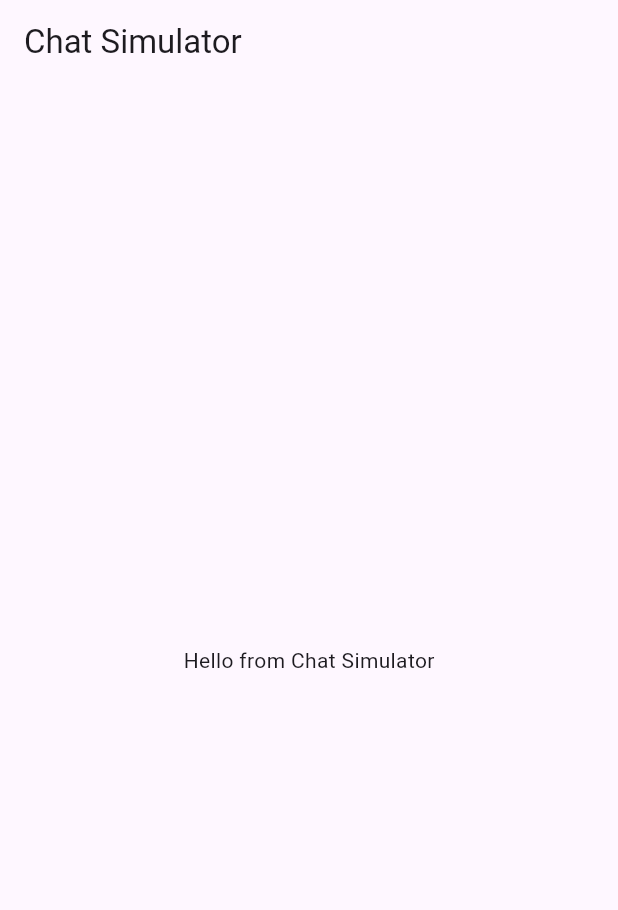
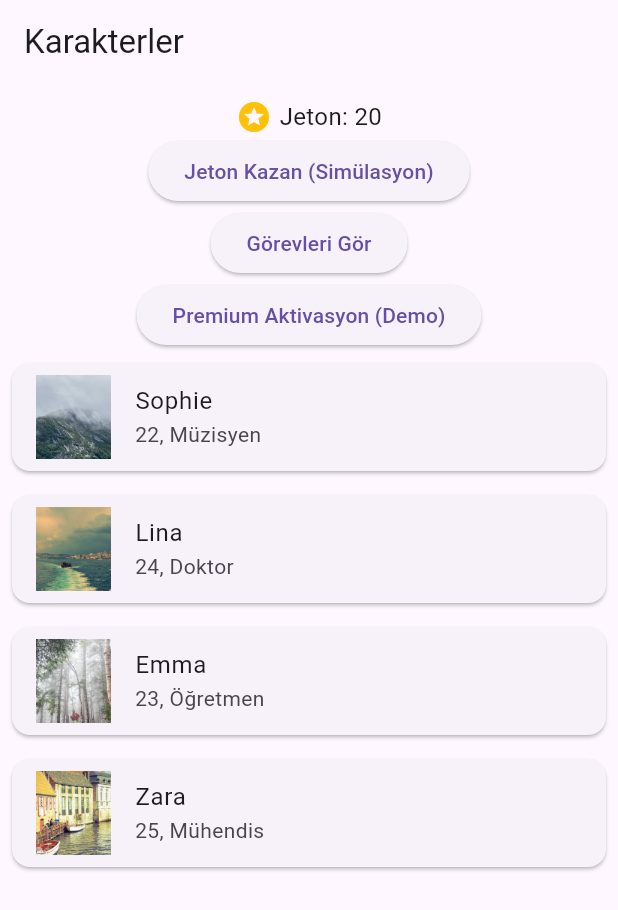
Before and after one commit to zentolga/chat_simulator, a Flutter app: the screen it shows after launch, on a phone screen of 412 x 824 dp. Shown: the top 910 px of the screen. Run offline on Flutter 3.47's test engine with Material 3 defaults, Android fonts, the phone set to English and light mode, and no system bars; our stand-ins replace shared_preferences.

Commit message:
Tüm dosyalar ve güncellemeler eklendi

```diff
--- a/lib/main.dart
+++ b/lib/main.dart
@@ -1,6 +1,9 @@
 import 'package:flutter/material.dart';
+import 'screens/home_screen.dart';
 
-void main() => runApp(const MyApp());
+void main() {
+  runApp(const MyApp());
+}
 
 class MyApp extends StatelessWidget {
   const MyApp({super.key});
@@ -9,20 +12,12 @@ class MyApp extends StatelessWidget {
   Widget build(BuildContext context) {
     return MaterialApp(
       title: 'Chat Simulator',
-      theme: ThemeData(primarySwatch: Colors.blue),
+      debugShowCheckedModeBanner: false,
+      theme: ThemeData(
+        primarySwatch: Colors.pink,
+        useMaterial3: true,
+      ),
       home: const HomeScreen(),
     );
   }
 }
-
-class HomeScreen extends StatelessWidget {
-  const HomeScreen({super.key});
-
-  @override
-  Widget build(BuildContext context) {
-    return Scaffold(
-      appBar: AppBar(title: const Text('Chat Simulator')),
-      body: const Center(child: Text('Hello from Chat Simulator')),
-    );
-  }
-}
--- /dev/null
+++ b/lib/screens/home_screen.dart
@@ -0,0 +1,88 @@
+import 'package:flutter/material.dart';
+import 'package:shared_preferences/shared_preferences.dart';
+import '../widgets/token_bar.dart';
+import 'profile_screen.dart';
+import 'task_screen.dart';
+import '../utils/premium.dart';
+
+class HomeScreen extends StatefulWidget {
+  const HomeScreen({super.key});
+
+  @override
+  State<HomeScreen> createState() => _HomeScreenState();
+}
+
+class _HomeScreenState extends State<HomeScreen> {
+  Future<void> addTokens(int amount) async {
+    final prefs = await SharedPreferences.getInstance();
+    int current = prefs.getInt('tokens') ?? 0;
+    await prefs.setInt('tokens', current + amount);
+    setState(() {});
+  }
+
+  Future<void> activatePremium() async {
+    await PremiumManager.activatePremium();
+    setState(() {});
+  }
+
+  Widget characterCard(String name, int age, String job, String school, String image) {
+    return Card(
+      margin: const EdgeInsets.all(8),
+      child: ListTile(
+        leading: Image.asset(image, width: 50, height: 70, fit: BoxFit.cover),
+        title: Text(name),
+        subtitle: Text('$age, $job'),
+        onTap: () {
+          Navigator.push(context, MaterialPageRoute(
+            builder: (_) => ProfileScreen(
+              name: name,
+              age: age,
+              job: job,
+              school: school,
+              imagePath: image,
+            ),
+          ));
+        },
+      ),
+    );
+  }
+
+  @override
+  Widget build(BuildContext context) {
+    return Scaffold(
+      appBar: AppBar(title: const Text('Karakterler')),
+      body: Column(
+        children: [
+          const SizedBox(height: 10),
+          const TokenBar(),
+          ElevatedButton(
+            onPressed: () => addTokens(10),
+            child: const Text("Jeton Kazan (Simülasyon)"),
+          ),
+          ElevatedButton(
+            onPressed: () {
+              Navigator.push(context, MaterialPageRoute(
+                builder: (_) => const TaskScreen(),
+              ));
+            },
+            child: const Text("Görevleri Gör"),
+          ),
+          ElevatedButton(
+            onPressed: () => activatePremium(),
+            child: const Text("Premium Aktivasyon (Demo)"),
+          ),
+          Expanded(
+            child: ListView(
+              children: [
+                characterCard('Sophie', 22, 'Müzisyen', 'NYU', 'assets/images/sample1.jpg'),
+                characterCard('Lina', 24, 'Doktor', 'Harvard', 'assets/images/sample2.jpg'),
+                characterCard('Emma', 23, 'Öğretmen', 'Oxford', 'assets/images/sample3.jpg'),
+                characterCard('Zara', 25, 'Mühendis', 'MIT', 'assets/images/sample4.jpg'),
+              ],
+            ),
+          ),
+        ],
+      ),
+    );
+  }
+}
--- /dev/null
+++ b/lib/utils/premium.dart
@@ -0,0 +1,14 @@
+import 'package:shared_preferences/shared_preferences.dart';
+
+class PremiumManager {
+  static Future<bool> isPremium() async {
+    final prefs = await SharedPreferences.getInstance();
+    return prefs.getBool('premium') ?? false;
+  }
+
+  static Future<void> activatePremium() async {
+    final prefs = await SharedPreferences.getInstance();
+    await prefs.setBool('premium', true);
+    await prefs.setInt('tokens', 9999);
+  }
+}
--- /dev/null
+++ b/lib/widgets/token_bar.dart
@@ -0,0 +1,38 @@
+import 'package:flutter/material.dart';
+import 'package:shared_preferences/shared_preferences.dart';
+
+class TokenBar extends StatefulWidget {
+  const TokenBar({super.key});
+
+  @override
+  State<TokenBar> createState() => _TokenBarState();
+}
+
+class _TokenBarState extends State<TokenBar> {
+  int tokens = 0;
+
+  @override
+  void initState() {
+    super.initState();
+    loadTokens();
+  }
+
+  Future<void> loadTokens() async {
+    final prefs = await SharedPreferences.getInstance();
+    setState(() {
+      tokens = prefs.getInt('tokens') ?? 20;
+    });
+  }
+
+  @override
+  Widget build(BuildContext context) {
+    return Row(
+      mainAxisAlignment: MainAxisAlignment.center,
+      children: [
+        const Icon(Icons.stars, color: Colors.amber),
+        const SizedBox(width: 5),
+        Text("Jeton: $tokens", style: const TextStyle(fontSize: 16)),
+      ],
+    );
+  }
+}
```
Also changed, not shown: codemagic.yaml (+4 -6 lines), lib/screens/profile_screen.dart (added, +110 -0 lines), lib/screens/task_screen.dart (added, +57 -0 lines), pubspec.yaml (+9 -6 lines), assets/images/sample1.jpg (added), assets/images/sample2.jpg (added), assets/images/sample3.jpg (added), assets/images/sample4.jpg (added), 1 other file.
